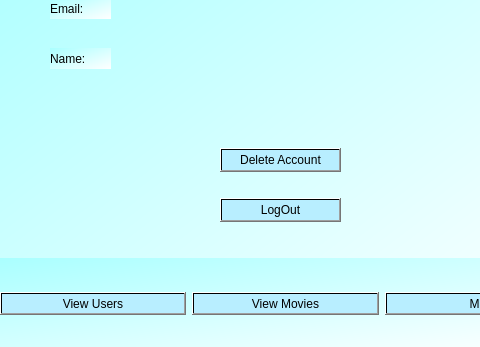
This is me_admin.ui in reich03/EstructurasProyecto as Qt 5 draws it before an edit; both pictures show x 0 to 480 and y 92 to 439 of the 570 by 439 pixel window. The edited form follows.
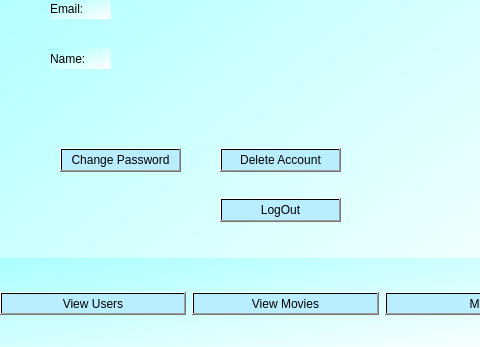
This is the edited form.

What changed in the file:
```diff
--- a/me_admin.ui
+++ b/me_admin.ui
@@ -166,6 +166,24 @@
     <string>Delete Account</string>
    </property>
   </widget>
+  <widget class="QPushButton" name="ch_password">
+   <property name="geometry">
+    <rect>
+     <x>60</x>
+     <y>240</y>
+     <width>121</width>
+     <height>24</height>
+    </rect>
+   </property>
+   <property name="styleSheet">
+    <string notr="true">color: qlineargradient(spread:pad, x1:0, y1:0, x2:1, y2:1, stop:1 rgba(0, 0, 0, 255));
+background-color: qlineargradient(spread:pad, x1:0, y1:0, x2:1, y2:1, stop:1 rgba(184, 238, 255, 255));
+font: 900 9pt &quot;Segoe UI&quot;;</string>
+   </property>
+   <property name="text">
+    <string>Change Password</string>
+   </property>
+  </widget>
  </widget>
  <resources/>
  <connections/>
```
